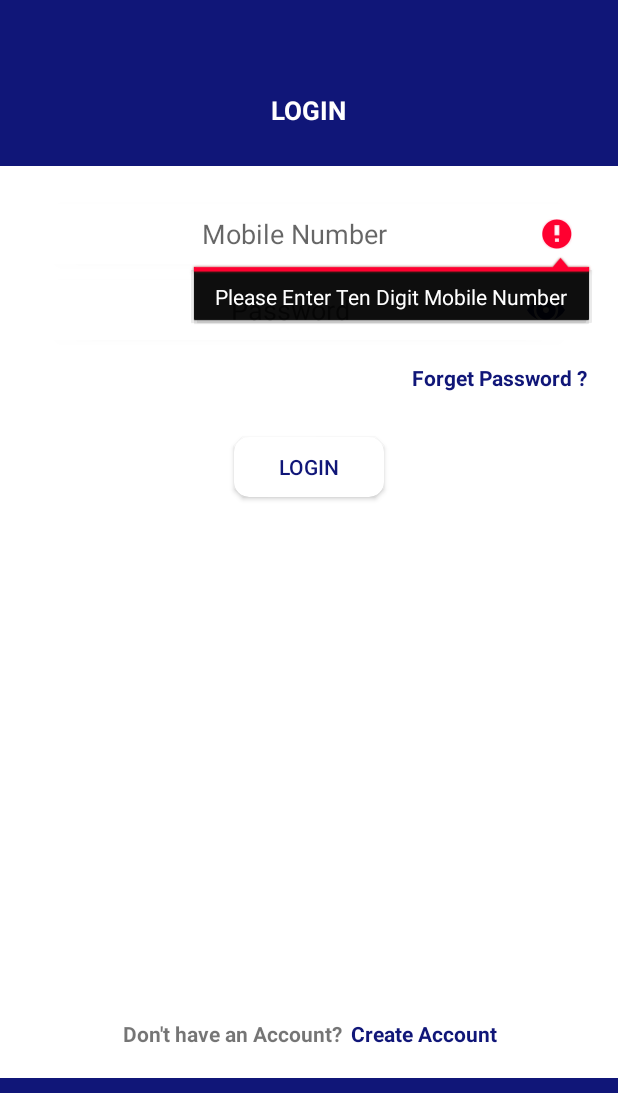
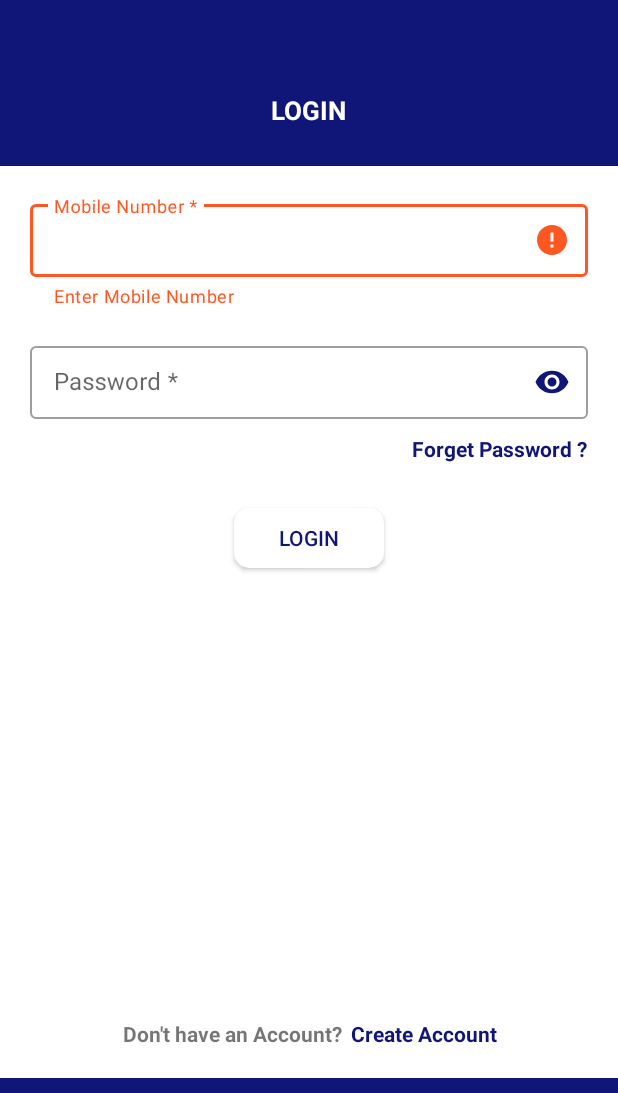
Before and after one commit to Samplemadmovegame/madmovegame_apk, an Android app: the LoginFragment screen opened directly, with no data from a screen before it, after a tap on "LOGIN", on a phone screen of 412 x 824 dp, the part 143-1236 px from its top. Run offline under Robolectric (Android 15) with nearby library versions, the phone set to English and light mode, and no system bars; 2 other taps on this screen came first.

Commit message:
some ui chages

```diff
--- a/app/src/main/java/com/msewa/madmovegame/api/ApiServices.java
+++ b/app/src/main/java/com/msewa/madmovegame/api/ApiServices.java
@@ -17,16 +17,15 @@ public interface ApiServices {
     Call<JSONObject> sendOTP(@Field("contactNo") String mobileNo);
 
     @FormUrlEncoded
-    @POST("login/otpVerify")
+    @POST("Verify/Otp")
     Call<JSONObject> verifyOTP(@Field("contactNo") String mobileNo, @Field("key") String otp);
 
 
-    //@TODO add api parameter
     @FormUrlEncoded
-    @POST("login/otp")
-    Call<JSONObject> registerUser(@Field("contactNo") String mobileNo);
+    @POST("register")
+    Call<JSONObject> registerUser(@Field("firstName") String firstName, @Field("lastName") String lastName, @Field("email") String email, @Field("gender") String gender, @Field("contactNo") String contactNo, @Field("password") String password);
 
     @FormUrlEncoded
-    @POST("/login/process")
+    @POST("login/process")
     Call<JSONObject> login(@Field("username") String mobileNo, @Field("password") String password, @Field("deviceId") String deviceId);
 }
--- a/app/src/main/java/com/msewa/madmovegame/auth/login/LoginFragment.java
+++ b/app/src/main/java/com/msewa/madmovegame/auth/login/LoginFragment.java
@@ -2,27 +2,28 @@ package com.msewa.madmovegame.auth.login;
 
 
 import android.content.Context;
+import android.content.Intent;
 import android.os.Bundle;
 import android.support.annotation.Nullable;
+import android.support.design.widget.TextInputLayout;
 import android.support.v4.app.Fragment;
-import android.text.InputType;
-import android.util.Log;
+import android.text.Editable;
+import android.text.TextWatcher;
 import android.view.LayoutInflater;
 import android.view.View;
 import android.view.ViewGroup;
 import android.widget.Button;
 import android.widget.EditText;
-import android.widget.ImageButton;
 import android.widget.TextView;
 import android.widget.Toast;
 
-import com.google.gson.JsonElement;
-import com.google.gson.JsonObject;
 import com.msewa.madmovegame.R;
 import com.msewa.madmovegame.api.ApiClient;
 import com.msewa.madmovegame.api.ApiServices;
 import com.msewa.madmovegame.common.LoadingDialog;
+import com.msewa.madmovegame.home.HomeActivity;
 import com.msewa.madmovegame.util.AppAnimationUtil;
+import com.msewa.madmovegame.util.AppSharePref;
 import com.msewa.madmovegame.util.Util;
 
 import org.json.JSONException;
@@ -41,13 +42,13 @@ public class LoginFragment extends Fragment implements View.OnClickListener {
     private EditText mobileNoEt, passwordEt;
     private TextView forgetPasswordBt, createAccountBt;
     private Button loginBt;
-    private ImageButton passwordEyeBt;
 
     private LoginFragmentListeners mListeners;
     private String deviceId;
     private ApiServices baseService;
     private Call<JSONObject> loginService;
     private LoadingDialog loadingDialog;
+    private TextInputLayout mobileTILayout, passwordTILayout;
 
 
     public LoginFragment() {
@@ -73,17 +74,26 @@ public class LoginFragment extends Fragment implements View.OnClickListener {
                              Bundle savedInstanceState) {
         // Inflate the layout for this fragment
         View view = inflater.inflate(R.layout.fragment_login, container, false);
-        mobileNoEt = view.findViewById(R.id.mobileNo_et);
+        mobileNoEt = view.findViewById(R.id.contact_et);
         passwordEt = view.findViewById(R.id.password_et);
         forgetPasswordBt = view.findViewById(R.id.forget_password_bt);
         createAccountBt = view.findViewById(R.id.create_account_bt);
-        passwordEyeBt = view.findViewById(R.id.password_eye_bt);
         loginBt = view.findViewById(R.id.login_bt);
+
+        mobileTILayout = view.findViewById(R.id.contact_t_i_layout);
+        passwordTILayout = view.findViewById(R.id.password_t_i_layout);
+
 
         // init animation for views
         AppAnimationUtil.setAnimation(getActivity(), R.anim.right_to_left, forgetPasswordBt);
-        AppAnimationUtil.setAnimation(getActivity(), R.anim.left_to_right, mobileNoEt);
-        AppAnimationUtil.setAnimation(getActivity(), R.anim.left_to_right, passwordEt);
+        AppAnimationUtil.setAnimation(getActivity(), R.anim.left_to_right, mobileTILayout);
+        AppAnimationUtil.setAnimation(getActivity(), R.anim.left_to_right, passwordTILayout);
+
+        /**
+         * set text change listener for text field  where  this method listen to text change {@link MyTextWatcher#afterTextChanged(Editable)}
+         */
+        mobileNoEt.addTextChangedListener(new MyTextWatcher(mobileNoEt));
+        passwordEt.addTextChangedListener(new MyTextWatcher(passwordEt));
 
 
         /**
@@ -92,7 +102,6 @@ public class LoginFragment extends Fragment implements View.OnClickListener {
         forgetPasswordBt.setOnClickListener(this);
         createAccountBt.setOnClickListener(this);
         loginBt.setOnClickListener(this);
-        passwordEyeBt.setOnClickListener(this);
 
         // init custom progressing dialog
         loadingDialog = new LoadingDialog(getActivity());
@@ -109,7 +118,7 @@ public class LoginFragment extends Fragment implements View.OnClickListener {
                     mListeners.openForgetPasswordFragment();
                 else {
                     mobileNoEt.requestFocus();
-                    mobileNoEt.setError(getString(R.string.error_msg_10_digit_number));
+                    mobileTILayout.setError(getString(R.string.error_msg_10_digit_number));
                 }
                 break;
 
@@ -118,37 +127,11 @@ public class LoginFragment extends Fragment implements View.OnClickListener {
                 break;
 
             case R.id.login_bt:
-
-                if (mobileNoEt.getText().toString().length() == 10) {
-                    if (passwordEt.getText().toString().length() == 6)
-                        login(mobileNoEt.getText().toString(), passwordEt.getText().toString());
-                    else {
-                        passwordEt.requestFocus();
-                        passwordEt.setError(getString(R.string.error_msg_six_digit_password));
-                    }
-
-                } else {
-                    mobileNoEt.requestFocus();
-                    mobileNoEt.setError(getString(R.string.error_msg_10_digit_number));
+                if (isMobileNoValid() && isPasswordValid()) {
+                    // login(mobileNoEt.getText().toString(), passwordEt.getText().toString());
+                    startActivity(new Intent(getActivity(), HomeActivity.class));
+                    getActivity().finish();
                 }
-                break;
-
-            case R.id.password_eye_bt:
-
-                if (passwordEyeBt.isSelected()) {
-                    passwordEyeBt.setSelected(false);
-                    passwordEt.setInputType(InputType.TYPE_CLASS_TEXT | InputType.TYPE_TEXT_VARIATION_PASSWORD);
-                    passwordEt.setSelection(passwordEt.length());
-                    passwordEt.setTypeface(mobileNoEt.getTypeface());
-
-                } else {
-                    passwordEyeBt.setSelected(true);
-                    passwordEt.setInputType(InputType.TYPE_TEXT_VARIATION_VISIBLE_PASSWORD);
-                    passwordEt.setSelection(passwordEt.length());
-                    passwordEt.setTypeface(mobileNoEt.getTypeface());
-
-                }
-
                 break;
         }
 
@@ -188,6 +171,17 @@ public class LoginFragment extends Fragment implements View.OnClickListener {
                     if (code != null && code.equals("S00")) {
                         JSONObject details = response.body().getJSONObject("details");
                         String sessionId = details.getString("sessionId");
+
+                        //@TODO for test
+                        String firstName = "deW";
+                        String lastName = "laliT";
+                        String password = "123456";
+                        String gender = "male";
+                        String mobileNo = "7415240624";
+                        String email = "lkumar@msewa.com";
+
+                        // set user info locally
+                        // AppSharePref.setUserInfo(firstName, lastName, password, sessionId, gender, email, mobileNo, getActivity().getApplicationContext());
                     }
 
                     showToast(message);
@@ -243,4 +237,68 @@ public class LoginFragment extends Fragment implements View.OnClickListener {
 
         void openHomeFragment();
     }
+
+    class MyTextWatcher implements TextWatcher {
+        View v;
+
+        public MyTextWatcher(View v) {
+            this.v = v;
+        }
+
+        @Override
+        public void beforeTextChanged(CharSequence s, int start, int count, int after) {
+
+        }
+
+        @Override
+        public void onTextChanged(CharSequence s, int start, int before, int count) {
+
+        }
+
+        @Override
+        public void afterTextChanged(Editable s) {
+            switch (v.getId()) {
+                case R.id.contact_et:
+                    isMobileNoValid();
+                    break;
+                case R.id.password_et:
+                    isPasswordValid();
+                    break;
+            }
+
+        }
+    }
+
+    private boolean isPasswordValid() {
+        if (passwordEt.getText().toString().isEmpty()) {
+            passwordTILayout.setError(getString(R.string.error_msg_enter_password));
+            passwordEt.requestFocus();
+            return false;
+        } else if (passwordEt.getText().toString().length() < 6) {
+            passwordTILayout.setError(getString(R.string.error_msg_six_digit_password));
+            passwordEt.requestFocus();
+            return false;
+        } else {
+            passwordTILayout.setErrorEnabled(false);
+        }
+        return true;
+    }
+
+    private boolean isMobileNoValid() {
+
+        if (mobileNoEt.getText().toString().isEmpty()) {
+            mobileTILayout.setError(getString(R.string.error_msg_enter_mobile_no));
+            mobileNoEt.requestFocus();
+            return false;
+
+        } else if (mobileNoEt.getText().toString().trim().length() < 10) {
+            mobileNoEt.requestFocus();
+            mobileTILayout.setError(getString(R.string.error_msg_10_digit_number));
+            return false;
+        } else {
+            mobileTILayout.setErrorEnabled(false);
+        }
+
+        return true;
+    }
 }
--- a/app/src/main/java/com/msewa/madmovegame/auth/register/RegisterActivity.java
+++ b/app/src/main/java/com/msewa/madmovegame/auth/register/RegisterActivity.java
@@ -14,7 +14,7 @@ public class RegisterActivity extends AppCompatActivity implements MobileNoVerif
     protected void onCreate(Bundle savedInstanceState) {
         super.onCreate(savedInstanceState);
         setContentView(R.layout.activity_register);
-        getSupportFragmentManager().beginTransaction().replace(R.id.container, RegisterFragment.newInstance("7415240624")).commit();
+        getSupportFragmentManager().beginTransaction().replace(R.id.container, MobileNoVerificationFrag.newInstance()).commit();
     }
 
     @Override
--- a/app/src/main/res/layout/fragment_login.xml
+++ b/app/src/main/res/layout/fragment_login.xml
@@ -53,66 +53,49 @@
             app:layout_constraintStart_toStartOf="parent"
             app:layout_constraintTop_toBottomOf="@+id/top_view">
 
-            <android.support.v7.widget.CardView
-                android:id="@+id/bt_layout1"
+
+            <android.support.design.widget.TextInputLayout
+                android:id="@+id/contact_t_i_layout"
+                style="@style/Widget.MaterialComponents.TextInputLayout.OutlinedBox.Dense"
                 android:layout_width="match_parent"
-                android:layout_height="@dimen/dim_40dp"
-                android:layout_margin="@dimen/dim_5dp"
-                app:cardCornerRadius="@dimen/dim_10dp">
+                android:layout_height="wrap_content"
+                android:hint="@string/contact_mandatory">
 
-                <EditText
-                    android:id="@+id/mobileNo_et"
+                <android.support.design.widget.TextInputEditText
+                    android:id="@+id/contact_et"
                     android:layout_width="match_parent"
-                    android:layout_height="match_parent"
-                    android:layout_marginLeft="@dimen/dim_5dp"
-                    android:layout_marginRight="@dimen/dim_5dp"
-                    android:background="@color/white"
-                    android:gravity="center"
-                    android:hint="@string/mobile_number"
+                    android:layout_height="wrap_content"
                     android:inputType="number"
-                    android:maxLength="10">
+                    android:maxLength="10" />
 
-                </EditText>
-            </android.support.v7.widget.CardView>
+            </android.support.design.widget.TextInputLayout>
 
+            <android.support.design.widget.TextInputLayout
+                android:id="@+id/password_t_i_layout"
+                style="@style/Widget.MaterialComponents.TextInputLayout.OutlinedBox.Dense"
+                android:layout_width="match_parent"
+                android:layout_height="wrap_content"
+                android:layout_below="@+id/contact_t_i_layout"
+                android:layout_marginTop="@dimen/margin_bwt_edit_text"
+                android:hint="@string/password_mandatory"
+                app:passwordToggleEnabled="true"
+                app:passwordToggleTint="@color/colorPrimary">
 
-            <android.support.v7.widget.CardView
-                android:id="@+id/bt_layout2"
-                android:layout_width="match_parent"
-                android:layout_height="@dimen/dim_40dp"
-                android:layout_below="@+id/bt_layout1"
-                android:layout_margin="@dimen/dim_5dp"
-                android:layout_marginBottom="@dimen/dim_20dp"
-                app:cardCornerRadius="@dimen/dim_10dp">
-
-                <EditText
+                <android.support.design.widget.TextInputEditText
                     android:id="@+id/password_et"
                     android:layout_width="match_parent"
-                    android:layout_height="match_parent"
-                    android:layout_marginLeft="@dimen/dim_5dp"
-                    android:background="@color/white"
-                    android:gravity="center"
-                    android:hint="@string/password"
+                    android:layout_height="wrap_content"
                     android:inputType="textPassword"
-                    android:maxLength="6"
-                    android:paddingRight="@dimen/dim_30dp" />
+                    android:maxLength="6" />
 
-                <ImageButton
-                    android:id="@+id/password_eye_bt"
-                    android:layout_width="@dimen/dim_25dp"
-                    android:layout_height="@dimen/dim_25dp"
-                    android:layout_gravity="end|center_vertical"
-                    android:layout_marginRight="@dimen/dim_10dp"
-                    android:background="@drawable/show_password_eye_toggle" />
-
-            </android.support.v7.widget.CardView>
+            </android.support.design.widget.TextInputLayout>
 
 
             <TextView
                 android:id="@+id/forget_password_bt"
                 android:layout_width="wrap_content"
                 android:layout_height="wrap_content"
-                android:layout_below="@+id/bt_layout2"
+                android:layout_below="@+id/password_t_i_layout"
                 android:layout_alignParentEnd="true"
                 android:layout_marginTop="@dimen/measure_10dp"
                 android:text="@string/forget_password"
--- a/app/src/main/res/values/strings.xml
+++ b/app/src/main/res/values/strings.xml
@@ -82,5 +82,6 @@
     <string name="error_msg_enter_password">Enter Password</string>
     <string name="error_msg_enter_valid_first_name">Name atleast 3 letter</string>
     <string name="error_msg_valid_18_years">You must be at least 18 years old to Register</string>
+    <string name="error_msg_enter_mobile_no">Enter Mobile Number</string>
 
 </resources>
```
Also changed, not shown: app/src/main/java/com/msewa/madmovegame/api/models/UserInfo.java (+113 -0 lines), app/src/main/java/com/msewa/madmovegame/auth/register/MobileNoVerificationFrag.java (+51 -7 lines), app/src/main/java/com/msewa/madmovegame/auth/register/OtpFrag.java (+6 -2 lines), app/src/main/java/com/msewa/madmovegame/auth/register/RegisterFragment.java (+27 -4 lines), app/src/main/java/com/msewa/madmovegame/util/AppSharePref.java (+53 -0 lines), app/src/main/res/drawable/curve_border_gray_1.xml (added, +11 -0 lines), app/src/main/res/layout/fragment_mobile_number_verification.xml (+12 -17 lines), app/src/main/res/layout/fragment_otp.xml (+11 -12 lines), app/src/main/res/layout/fragment_register.xml (+11 -3 lines).
